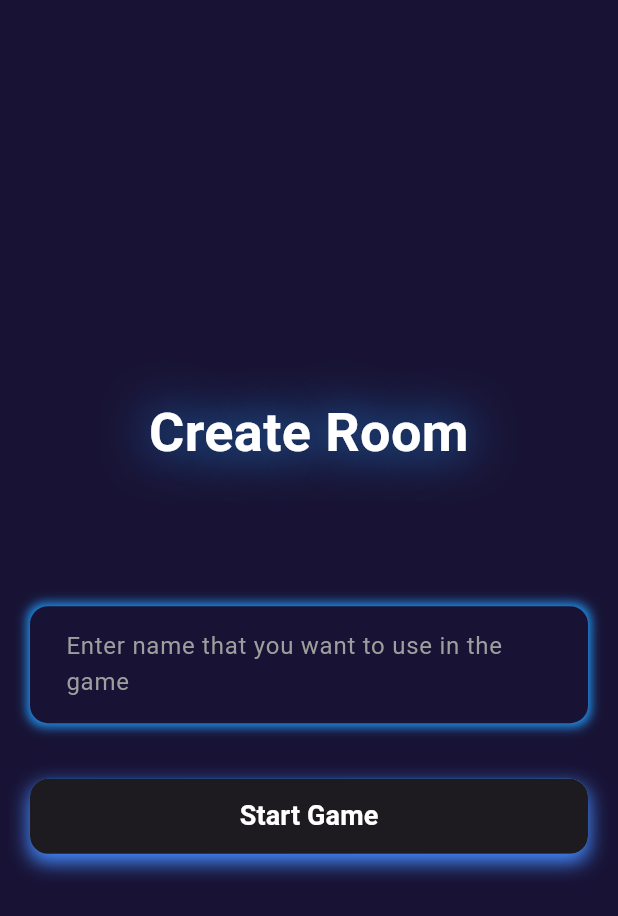
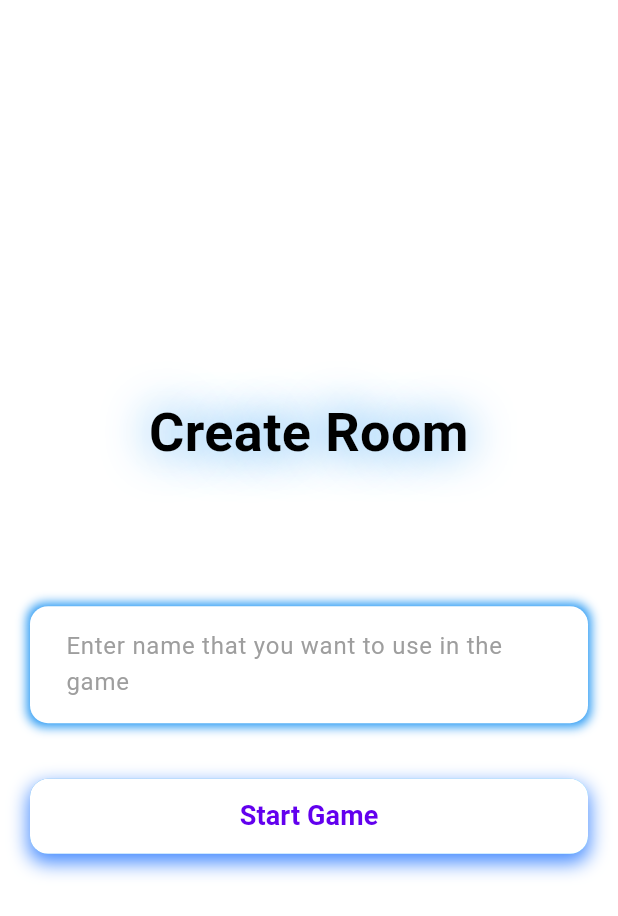
Before and after one commit to VaishnaviNagrale/XOXO-Connect, a Flutter app: the screen it shows after launch, after a tap on "Create Room", on a phone screen of 412 x 824 dp. Shown: the top 916 px of the screen. Run offline on Flutter 3.47's test engine with Material 3 defaults, Android fonts, the phone set to English and light mode, and no system bars; our stand-ins replace flutter_dotenv, socket_io_client; network calls fail.

Commit message:
new update

```diff
--- a/lib/main.dart
+++ b/lib/main.dart
@@ -8,6 +8,7 @@ import 'package:mp_tictactoe/screens/join_room_screen.dart';
 import 'package:mp_tictactoe/screens/main_menu_screen.dart';
 import 'package:mp_tictactoe/screens/splash_screen.dart';
 import 'package:mp_tictactoe/utils/colors.dart';
+import 'package:mp_tictactoe/utils/my_themes.dart';
 import 'package:provider/provider.dart';
 
 void main() async {
@@ -32,10 +33,10 @@ class MyApp extends StatelessWidget {
       create: (context) => RoomDataProvider(),
       child: MaterialApp(
         debugShowCheckedModeBanner: false,
-        title: 'Muti Player Tic Tac Toe Game',
-        theme: ThemeData.dark().copyWith(
-          scaffoldBackgroundColor: bgColor,
-        ),
+        title: 'XOXO-connect',
+        themeMode: ThemeMode.system,
+        darkTheme: MyThemes.darkTheme,
+        theme: MyThemes.lightTheme,
         routes: {
           MainMenuScreen.routeName: (context) => const MainMenuScreen(),
           JoinRoomScreen.routeName: (context) => const JoinRoomScreen(),
--- a/lib/screens/game_screen.dart
+++ b/lib/screens/game_screen.dart
@@ -35,7 +35,7 @@ class _GameScreenState extends State<GameScreen> {
           ? const WaitingLobby()
           : SafeArea(
               child: Column(
-                mainAxisAlignment: MainAxisAlignment.start,
+                mainAxisAlignment: MainAxisAlignment.spaceEvenly,
                 children: [
                   const Scoreboard(),
                   const TicTacToeBoard(),
--- a/lib/screens/main_menu_screen.dart
+++ b/lib/screens/main_menu_screen.dart
@@ -59,7 +59,6 @@ class MainMenuScreen extends StatelessWidget {
                     style: TextStyle(
                       fontSize: 18,
                       fontWeight: FontWeight.normal,
-                      color: Colors.white70,
                       shadows: [
                         Shadow(
                           blurRadius: 50,
--- a/lib/utils/utils.dart
+++ b/lib/utils/utils.dart
@@ -6,7 +6,6 @@ void showSnackBar(BuildContext context, String content) {
     SnackBar(
       content: Text(
         content,
-        style:const TextStyle(color: Colors.white),
       ),
       backgroundColor: Colors.blue,
       behavior: SnackBarBehavior.floating,
--- a/lib/views/scoreboard.dart
+++ b/lib/views/scoreboard.dart
@@ -28,7 +28,6 @@ class Scoreboard extends StatelessWidget {
                 roomDataProvider.player1.points.toInt().toString(),
                 style: const TextStyle(
                   fontSize: 20,
-                  color: Colors.white,
                 ),
               ),
             ],
@@ -50,7 +49,6 @@ class Scoreboard extends StatelessWidget {
                 roomDataProvider.player2.points.toInt().toString(),
                 style: const TextStyle(
                   fontSize: 20,
-                  color: Colors.white,
                 ),
               ),
             ],
--- a/lib/widgets/custom_button.dart
+++ b/lib/widgets/custom_button.dart
@@ -38,7 +38,6 @@ class CustomButton extends StatelessWidget {
           style: const TextStyle(
             fontSize: 18,
             fontWeight: FontWeight.bold,
-            color: Colors.white,
           ),
         ),
         style: ElevatedButton.styleFrom(
--- a/lib/widgets/custom_text.dart
+++ b/lib/widgets/custom_text.dart
@@ -4,7 +4,6 @@ class CustomText extends StatelessWidget {
   final List<Shadow> shadows;
   final String text;
   final double fontSize;
-  final Color color;
   final FontWeight fontWeight;
   final TextAlign textAlign;
   const CustomText({
@@ -12,7 +11,6 @@ class CustomText extends StatelessWidget {
     required this.shadows,
     required this.text,
     required this.fontSize,
-    this.color = Colors.white,
     this.fontWeight = FontWeight.bold,
     this.textAlign = TextAlign.center,
   }) : super(key: key);
@@ -25,7 +23,6 @@ class CustomText extends StatelessWidget {
         text,
         textAlign: textAlign,
         style: TextStyle(
-          color: color,
           fontWeight: fontWeight,
           fontSize: fontSize,
           shadows: shadows,
--- a/lib/widgets/custom_textfield.dart
+++ b/lib/widgets/custom_textfield.dart
@@ -1,5 +1,4 @@
 import 'package:flutter/material.dart';
-import 'package:mp_tictactoe/utils/colors.dart';
 
 class CustomTextField extends StatelessWidget {
   final TextEditingController controller;
@@ -29,7 +28,6 @@ class CustomTextField extends StatelessWidget {
         readOnly: isReadOnly,
         controller: controller,
         decoration: InputDecoration(
-          fillColor: bgColor,
           filled: true,
           hintText: hintText,
           hintStyle: const TextStyle(
```
Also changed, not shown: lib/utils/my_themes.dart (added, +27 -0 lines), lib/views/tictactoe_board.dart (+5 -2 lines).
